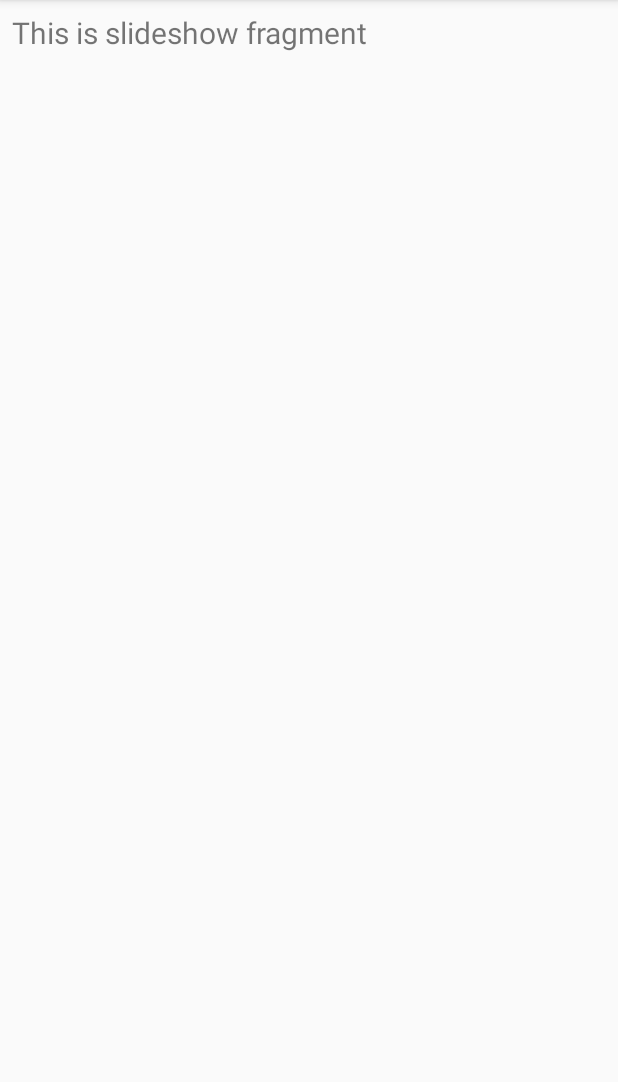
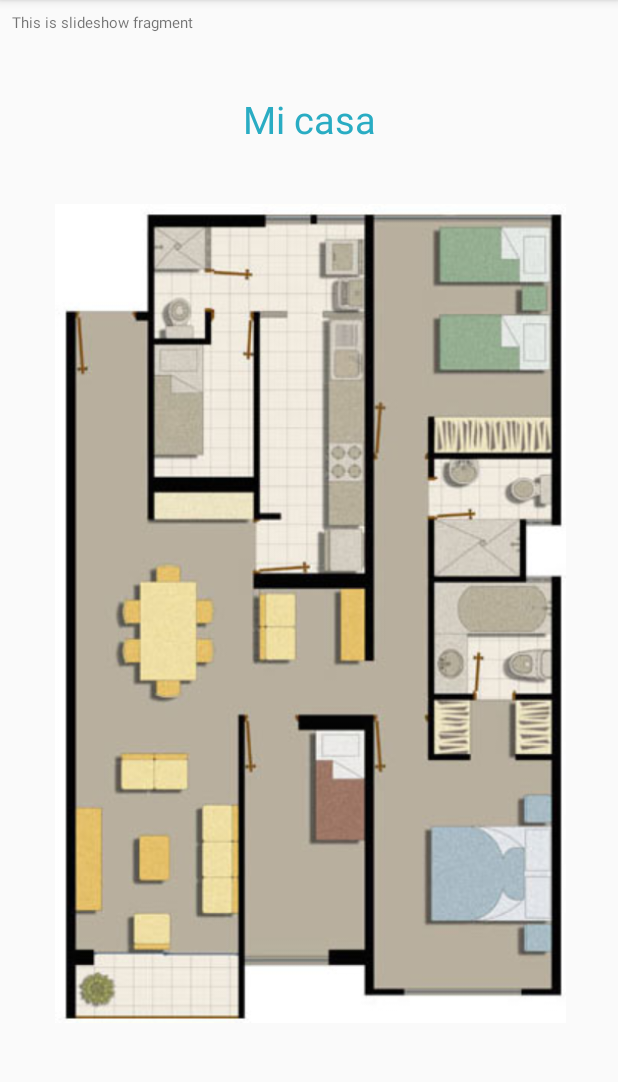
Before and after one commit to margarb6/LetsLock_Grupo02, an Android app: the fragment PlanoFragment shown on its own in the app's theme, on a phone screen of 412 x 824 dp, the part 84-1166 px from its top. Run offline under Robolectric (Android 15) with nearby library versions, the phone set to English and light mode, and no system bars; Roboto replaces fonts that are not available here.

Commit message:
Plano y Telefono

```diff
--- a/app/LetsLock/app/src/main/res/layout/fragment_plano.xml
+++ b/app/LetsLock/app/src/main/res/layout/fragment_plano.xml
@@ -1,19 +1,44 @@
 <?xml version="1.0" encoding="utf-8"?>
 <androidx.constraintlayout.widget.ConstraintLayout xmlns:android="http://schemas.android.com/apk/res/android"
     xmlns:app="http://schemas.android.com/apk/res-auto"
+    xmlns:tools="http://schemas.android.com/tools"
     android:layout_width="match_parent"
     android:layout_height="match_parent">
 
     <TextView
         android:id="@+id/text_slideshow"
+        android:text="@string/plano_casa"
         android:layout_width="match_parent"
         android:layout_height="wrap_content"
         android:layout_marginStart="8dp"
         android:layout_marginTop="8dp"
-        android:layout_marginEnd="8dp"
+        android:layout_marginEnd="4dp"
         android:textAlignment="center"
-        android:textSize="20sp"
+        android:textSize="10sp"
         app:layout_constraintEnd_toEndOf="parent"
         app:layout_constraintStart_toStartOf="parent"
         app:layout_constraintTop_toTopOf="parent" />
+
+    <TextView
+        android:id="@+id/textView3"
+        android:layout_width="wrap_content"
+        android:layout_height="wrap_content"
+        android:text="@string/plano_casa"
+        android:textSize="25sp"
+        android:textColor="@color/colorPrimary"
+        app:layout_constraintBottom_toTopOf="@+id/imageView2"
+        app:layout_constraintEnd_toEndOf="parent"
+        app:layout_constraintStart_toStartOf="parent"
+        app:layout_constraintTop_toBottomOf="@+id/text_slideshow" />
+
+    <ImageView
+        android:id="@+id/imageView2"
+        android:layout_width="470dp"
+        android:layout_height="546dp"
+        android:layout_marginTop="28dp"
+        app:layout_constraintBottom_toBottomOf="parent"
+        app:layout_constraintEnd_toEndOf="parent"
+        app:layout_constraintStart_toStartOf="parent"
+        app:layout_constraintTop_toBottomOf="@+id/text_slideshow"
+        app:srcCompat="@drawable/plano2" />
 </androidx.constraintlayout.widget.ConstraintLayout>
--- a/app/LetsLock/app/src/main/res/layout/plano_tab.xml
+++ /dev/null
@@ -1,12 +0,0 @@
-<?xml version="1.0" encoding="utf-8"?>
-<LinearLayout xmlns:android="http://schemas.android.com/apk/res/android"
-    xmlns:app="http://schemas.android.com/apk/res-auto"
-    android:orientation="vertical" android:layout_width="match_parent"
-    android:layout_height="match_parent">
-
-    <ImageView
-        android:id="@+id/imageView"
-        android:layout_width="match_parent"
-        android:layout_height="wrap_content"
-        app:srcCompat="@drawable/plano" />
-</LinearLayout>
--- a/app/LetsLock/app/src/main/res/values/strings.xml
+++ b/app/LetsLock/app/src/main/res/values/strings.xml
@@ -22,6 +22,7 @@
     <string name="cerrarSesion">Cerrar sesión</string>
     <string name="fui_sign_in_with_email">Entra con tu correo</string>
     <string name="fui_progress_dialog_signing_up">Creando cuenta...</string>
+    <string name="plano_casa">Mi casa</string>
 
 
 </resources>
```
Also changed, not shown: app/LetsLock/app/src/main/res/drawable/plano2.png (added), 1 other file.
